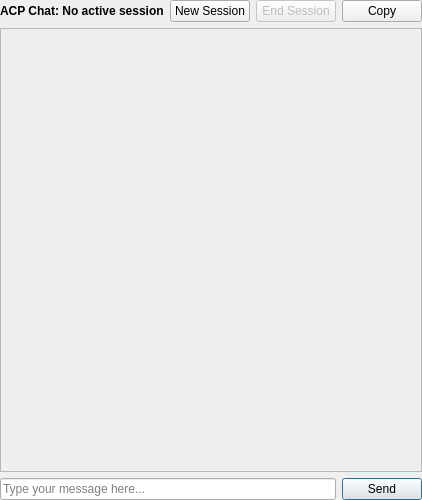
The window that addons/acpclient/acpclientchat.ui (KDE/kate) describes before a commit, drawn with Qt 5.
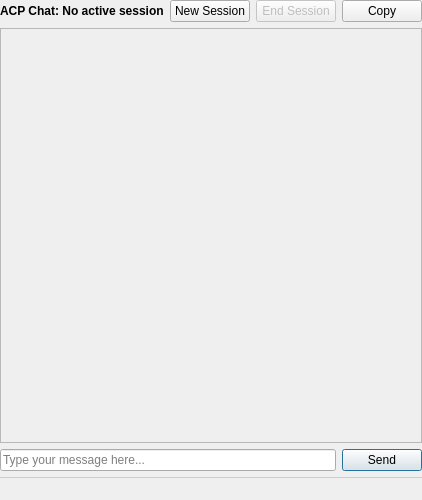
The same window after the commit. Icons and pictures are not drawn.

Commit message: add some status bar to the chat

Diff of the .ui file:
```diff
--- a/addons/acpclient/acpclientchat.ui
+++ b/addons/acpclient/acpclientchat.ui
@@ -150,6 +150,16 @@
      </item>
     </layout>
    </item>
+   <item>
+    <widget class="QLabel" name="statusLabel">
+     <property name="text">
+      <string/>
+     </property>
+     <property name="styleSheet">
+      <string>QLabel { padding: 4px; border-top: 1px solid #ccc; font-size: small; color: #666; }</string>
+     </property>
+    </widget>
+   </item>
   </layout>
  </widget>
  <resources/>
```
The commit also changes 2 other files.
